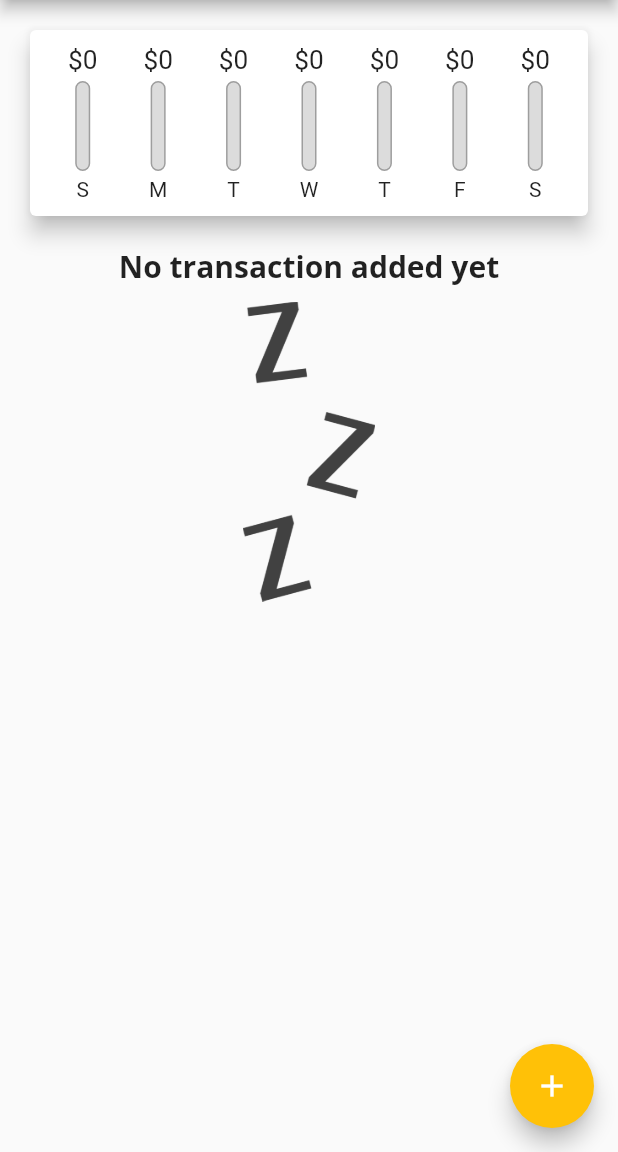
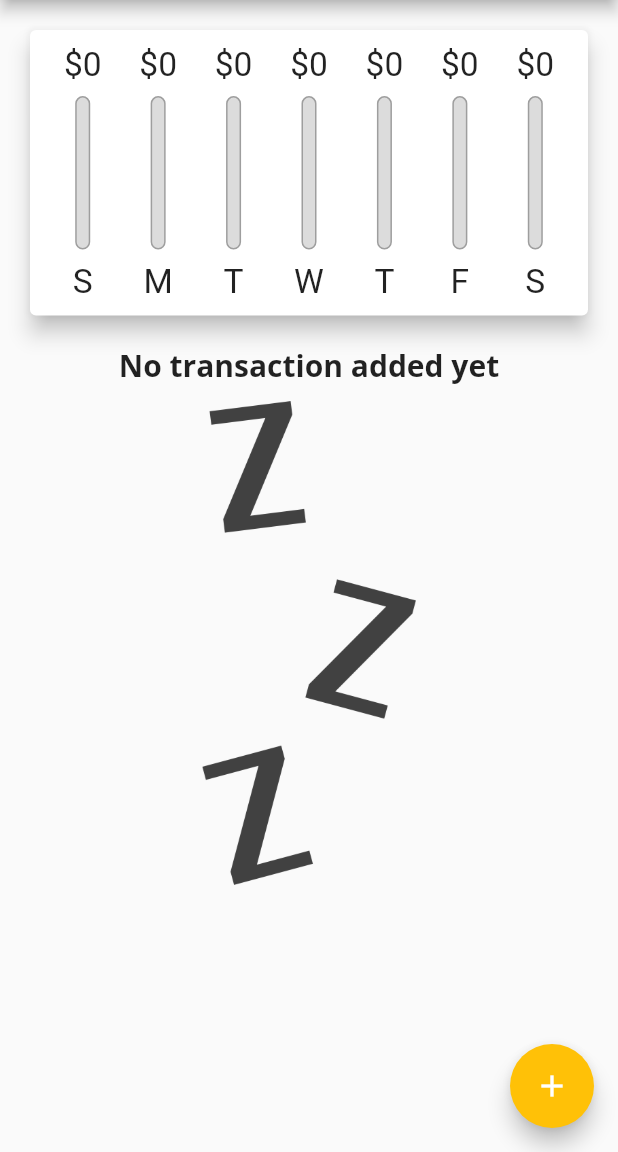
Before and after one commit to rishabhsinghal1/expensetracker, a Flutter app: the screen it shows after launch, on a phone screen of 412 x 824 dp, the part 84-1236 px from its top. Run offline on Flutter 3.47's test engine with Material 2 defaults, Android fonts, the phone set to English and light mode, and no system bars.

Commit message:
made it responsive

```diff
--- a/lib/main.dart
+++ b/lib/main.dart
@@ -1,5 +1,6 @@
 // ignore_for_file: prefer_equal_for_default_values, prefer_const_constructors, prefer_const_literals_to_create_immutables, avoid_unnecessary_containers, prefer_const_constructors_in_immutables
 //@dart=2.9
+
 import 'package:flutter/material.dart';
 import '/widgets/new_transaction.dart';
 import './widgets/transaction_list.dart';
@@ -66,6 +67,7 @@ class _MyHomePageState extends State<MyHomePage> {
     //   date: DateTime.now(),
     // ),
   ];
+  bool _showChart = false;
   List<Transaction> get _recentTransaction {
     return _userTransactions.where((tx) {
       return tx.date.isAfter(
@@ -111,23 +113,66 @@ class _MyHomePageState extends State<MyHomePage> {
   // ignore: non_constant_identifier_names
   @override
   Widget build(BuildContext context) {
+    final mediaQuery = MediaQuery.of(context);
+    final isLandScape =
+        mediaQuery.orientation == Orientation.landscape;
+    final appBar = AppBar(
+      actions: [
+        IconButton(
+            onPressed: () => _startAddNewTransaction(context),
+            icon: Icon(Icons.add))
+      ],
+      title: Text('Personal Expenses'),
+    );
+    final txListWidget = SizedBox(
+      height: (mediaQuery.size.height -
+              appBar.preferredSize.height -
+              mediaQuery.padding.top) *
+          0.7,
+      child: TransactionList(_userTransactions, _deleteTransaction),
+    );
     return Scaffold(
-      appBar: AppBar(
-        actions: [
-          IconButton(
-              onPressed: () => _startAddNewTransaction(context),
-              icon: Icon(Icons.add))
-        ],
-        title: Text('Personal Expenses'),
-      ),
+      appBar: appBar,
       body: SingleChildScrollView(
         child: Column(
           // mainAxisAlignment: MainAxisAlignment.spaceAround,
           crossAxisAlignment: CrossAxisAlignment.stretch,
           children: <Widget>[
             // ignore: sized_box_for_whitespace
-            Chart(_recentTransaction),
-            TransactionList(_userTransactions, _deleteTransaction),
+            if (isLandScape)
+              Row(
+                mainAxisAlignment: MainAxisAlignment.center,
+                children: [
+                  Text('Show Chart'),
+                  Switch(
+                    value: _showChart,
+                    onChanged: (val) {
+                      setState(() {
+                        _showChart = val;
+                      });
+                    },
+                  ),
+                ],
+              ),
+            if (!isLandScape)
+              Container(
+                height: (mediaQuery.size.height -
+                        appBar.preferredSize.height -
+                        mediaQuery.padding.top) *
+                    0.3,
+                child: Chart(_recentTransaction),
+              ),
+            if (!isLandScape) txListWidget,
+            if (isLandScape)
+              _showChart
+                  ? Container(
+                      height: (mediaQuery.size.height -
+                              appBar.preferredSize.height -
+                              mediaQuery.padding.top) *
+                          0.7,
+                      child: Chart(_recentTransaction),
+                    )
+                  : txListWidget,
           ],
         ),
       ),
--- a/lib/widgets/chart_bar.dart
+++ b/lib/widgets/chart_bar.dart
@@ -1,4 +1,4 @@
-// ignore_for_file: prefer_const_constructors
+// ignore_for_file: prefer_const_constructors, use_key_in_widget_constructors, prefer_const_constructors_in_immutables
 
 import 'package:flutter/material.dart';
 
@@ -10,17 +10,21 @@ class ChartBar extends StatelessWidget {
   ChartBar(this.label, this.spendingAmount, this.spendingPctTotal);
   @override
   Widget build(BuildContext context) {
+    return LayoutBuilder(
+      builder: (ctx, constraints) {
         return Column(
           children: [
-        SizedBox(
-          height: 20,
+            Container(
+              height: constraints.maxHeight * 0.15,
               child: FittedBox(
                 child: Text('\$${spendingAmount.toStringAsFixed(0)}'),
               ),
             ),
-        SizedBox(height: 4),
+            SizedBox(
+              height: constraints.maxHeight * 0.05,
+            ),
             Container(
-          height: 60,
+              height: constraints.maxHeight * 0.6,
               width: 10,
               child: Stack(
                 children: <Widget>[
@@ -43,9 +47,18 @@ class ChartBar extends StatelessWidget {
                 ],
               ),
             ),
-        SizedBox(height: 4),
-        Text(label),
+            SizedBox(
+              height: constraints.maxHeight * 0.05,
+            ),
+            Container(
+              height: constraints.maxHeight * 0.15,
+              child: FittedBox(
+                child: Text(label),
+              ),
+            ),
           ],
+        );
+      },
     );
   }
 }
--- a/lib/widgets/new_transaction.dart
+++ b/lib/widgets/new_transaction.dart
@@ -1,4 +1,4 @@
-// ignore_for_file: prefer_const_constructors, use_key_in_widget_constructors, avoid_unnecessary_containers, unused_local_variable
+// ignore_for_file: prefer_const_constructors, use_key_in_widget_constructors, avoid_unnecessary_containers, unused_local_variable, prefer_const_constructors_in_immutables
 
 import 'package:flutter/material.dart';
 import 'package:intl/intl.dart';
@@ -52,9 +52,16 @@ class _NewTransactionState extends State<NewTransaction> {
 
   @override
   Widget build(BuildContext context) {
-    return Card(
+    return SingleChildScrollView(
+      child: Card(
         elevation: 5,
         child: Container(
+          padding: EdgeInsets.only(
+            left: 10,
+            top: 10,
+            right: 10,
+            bottom: MediaQuery.of(context).viewInsets.bottom + 10,
+          ),
           child: Column(
             crossAxisAlignment: CrossAxisAlignment.end,
             children: <Widget>[
@@ -105,6 +112,7 @@ class _NewTransactionState extends State<NewTransaction> {
             ],
           ),
         ),
+      ),
     );
   }
 }
--- a/lib/widgets/transaction_list.dart
+++ b/lib/widgets/transaction_list.dart
@@ -12,10 +12,9 @@ class TransactionList extends StatelessWidget {
 
   @override
   Widget build(BuildContext context) {
-    return Container(
-      height: 538,
-      child: transactions.isEmpty
-          ? Column(
+    return transactions.isEmpty
+        ? LayoutBuilder(builder: (ctx, constraints) {
+            return Column(
               children: [
                 Text(
                   'No transaction added yet',
@@ -23,14 +22,15 @@ class TransactionList extends StatelessWidget {
                 ),
                 SizedBox(height: 10),
                 Container(
-                  height: 200,
+                  height: constraints.maxHeight * 0.6,
                   child: Image.asset(
                     'assets/images/waiting.png',
                     fit: BoxFit.cover,
                   ),
                 ),
               ],
-            )
+            );
+          })
         : ListView.builder(
             itemBuilder: (ctx, index) {
               return Card(
@@ -56,7 +56,13 @@ class TransactionList extends StatelessWidget {
                   subtitle: Text(
                     DateFormat.yMMMd().format(transactions[index].date),
                   ),
-                    trailing: IconButton(
+                  trailing: MediaQuery.of(context).size.width > 460
+                      ? TextButton.icon(
+                          onPressed: () => deleteTx(transactions[index].id),
+                          icon: Icon(Icons.delete),
+                          label: Text('Delete'),
+                        )
+                      : IconButton(
                           icon: Icon(Icons.delete),
                           color: Theme.of(context).errorColor,
                           onPressed: () => deleteTx(transactions[index].id),
@@ -65,7 +71,6 @@ class TransactionList extends StatelessWidget {
               );
             },
             itemCount: transactions.length,
-            ),
           );
   }
 }
```
Lines whose indentation alone changed are shown as unchanged.
